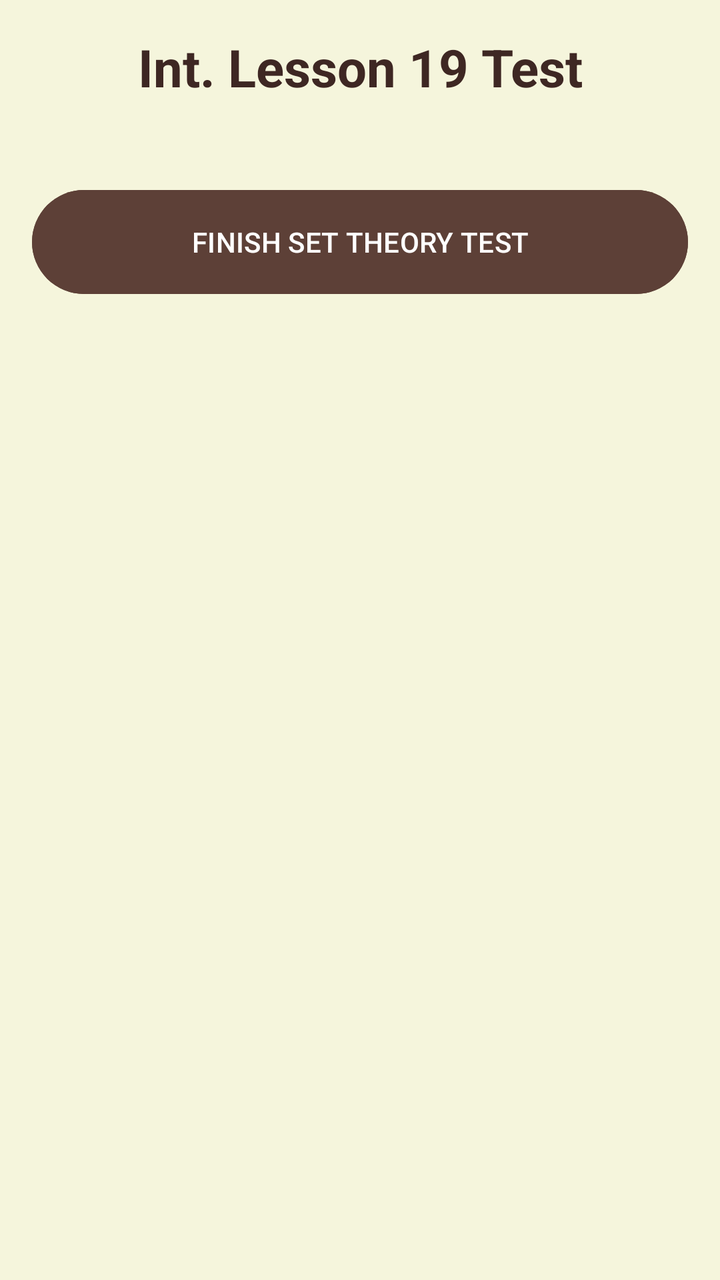
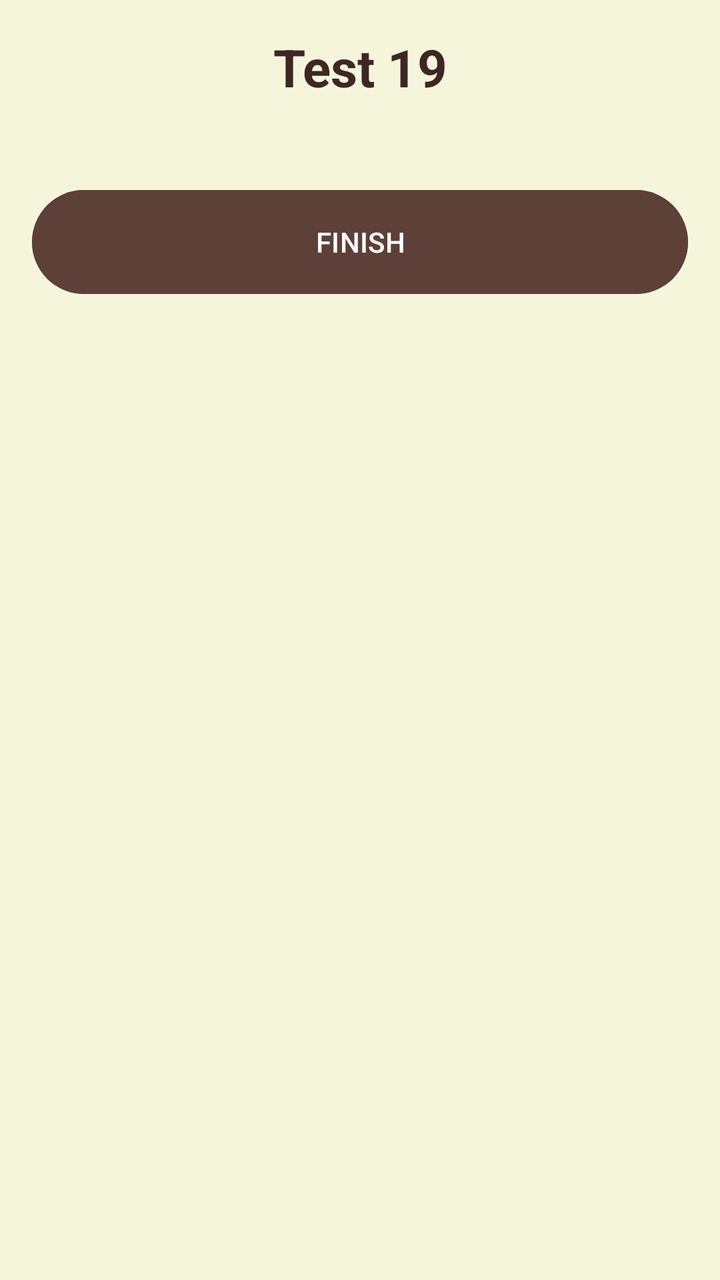

An Android layout rendered at two revisions. The XML below is the earlier revision; the diff shows what the commit changed to produce the second picture.
<!-- AndroidManifest.xml: application theme Theme.OlympMathMentor -->
<!-- res/layout/activity_int_test19.xml -->
<?xml version="1.0" encoding="utf-8"?>
<ScrollView xmlns:android="http://schemas.android.com/apk/res/android"
    android:layout_width="match_parent"
    android:layout_height="match_parent"
    android:background="#F5F5DC"
    android:padding="16dp">

    <LinearLayout
        android:layout_width="match_parent"
        android:layout_height="wrap_content"
        android:orientation="vertical">

        <TextView
            android:layout_width="match_parent"
            android:layout_height="wrap_content"
            android:text="Int. Lesson 19 Test"
            android:textSize="26sp"
            android:textStyle="bold"
            android:textColor="#3E2723"
            android:gravity="center"
            android:layout_marginBottom="20dp"/>

        <LinearLayout
            android:id="@+id/questionsContainer"
            android:layout_width="match_parent"
            android:layout_height="wrap_content"
            android:orientation="vertical" />

        <Button
            android:id="@+id/btnFinish"
            android:layout_width="match_parent"
            android:layout_height="60dp"
            android:text="FINISH SET THEORY TEST"
            android:backgroundTint="#5D4037"
            android:textColor="#FFFFFF"
            android:layout_marginTop="20dp"/>

        <LinearLayout
            android:id="@+id/resultLayout"
            android:layout_width="match_parent"
            android:layout_height="wrap_content"
            android:orientation="vertical"
            android:visibility="gone"
            android:gravity="center"
            android:layout_marginTop="20dp">

            <TextView
                android:id="@+id/tvScore"
                android:layout_width="wrap_content"
                android:layout_height="wrap_content"
                android:textSize="24sp"
                android:textColor="#3E2723"
                android:textStyle="bold"/>

            <TextView
                android:id="@+id/tvFeedback"
                android:layout_width="match_parent"
                android:layout_height="wrap_content"
                android:gravity="center"
                android:textSize="18sp"
                android:textColor="#D32F2F"
                android:layout_marginBottom="20dp"/>

            <Button
                android:id="@+id/btnNextLesson"
                android:layout_width="match_parent"
                android:layout_height="60dp"
                android:text="Next Lesson"
                android:visibility="gone"
                android:backgroundTint="#2E7D32"
                android:textColor="#FFFFFF"/>
        </LinearLayout>
    </LinearLayout>
</ScrollView>
<!-- resources referenced by this layout -->
<resources>
  <style name="Theme.OlympMathMentor" parent="Base.Theme.OlympMathMentor" />
  <style name="Base.Theme.OlympMathMentor" parent="Theme.Material3.DayNight.NoActionBar">
          
          
      </style>
</resources>

<!-- the commit's change to res/layout/activity_int_test19.xml (unified diff, before → after) -->
@@ -13,7 +13,7 @@
         <TextView
             android:layout_width="match_parent"
             android:layout_height="wrap_content"
-            android:text="Int. Lesson 19 Test"
+            android:text="Test 19"
             android:textSize="26sp"
             android:textStyle="bold"
             android:textColor="#3E2723"
@@ -30,7 +30,7 @@
             android:id="@+id/btnFinish"
             android:layout_width="match_parent"
             android:layout_height="60dp"
-            android:text="FINISH SET THEORY TEST"
+            android:text="FINISH"
             android:backgroundTint="#5D4037"
             android:textColor="#FFFFFF"
             android:layout_marginTop="20dp"/>
